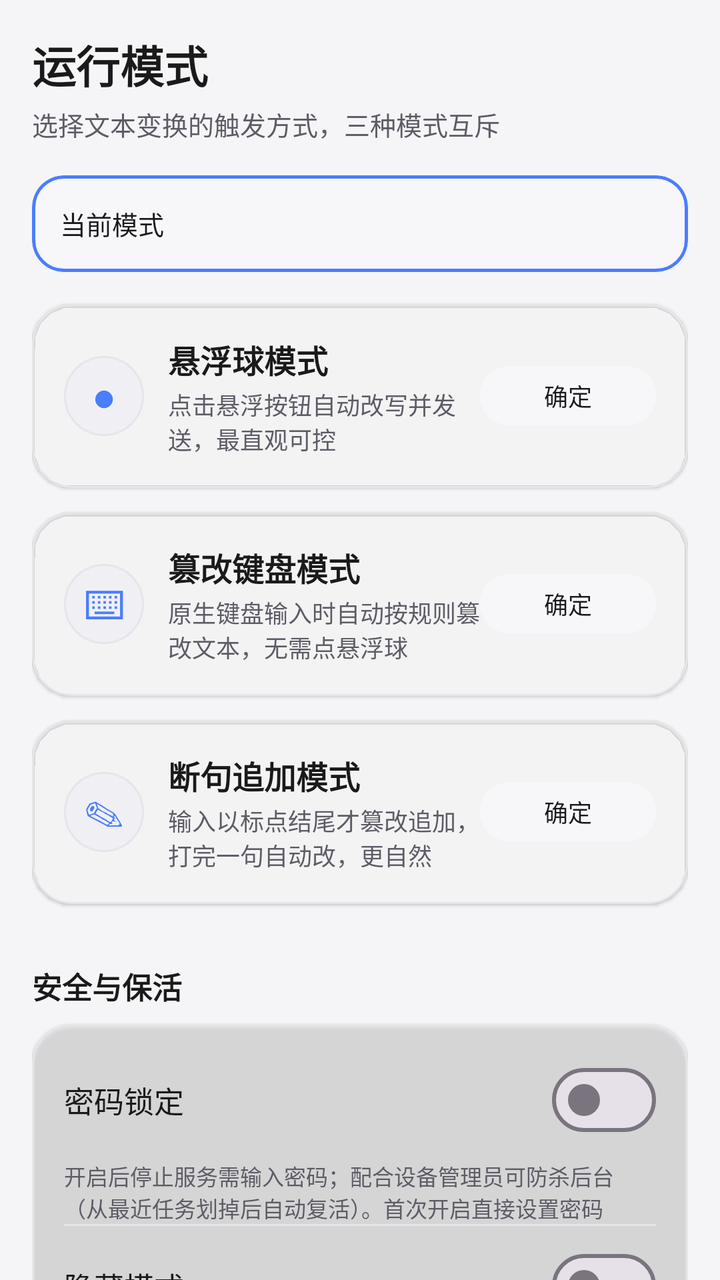
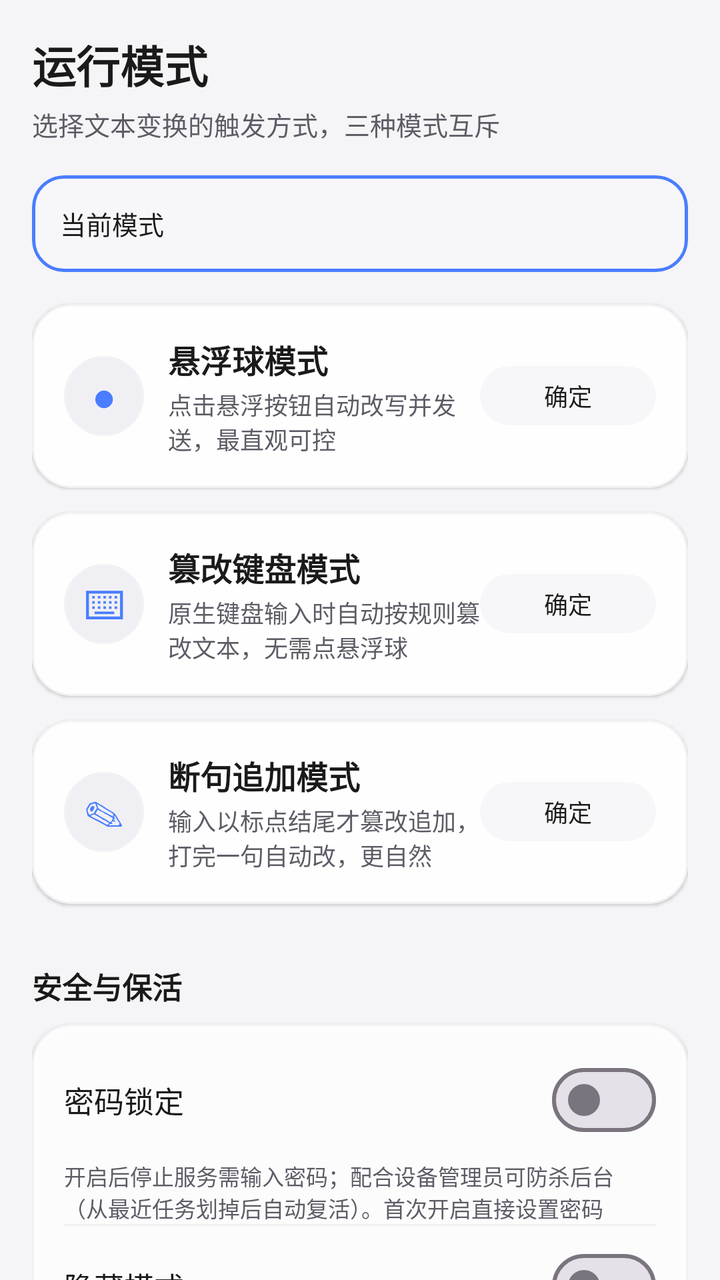

Screens rendered from an Android XML layout before and after an edit, with the pre-edit source and the edit as a unified diff.
<!-- AndroidManifest.xml: application theme Theme.NekoType -->
<!-- res/layout/fragment_mode.xml -->
<?xml version="1.0" encoding="utf-8"?>
<androidx.core.widget.NestedScrollView xmlns:android="http://schemas.android.com/apk/res/android"
    xmlns:app="http://schemas.android.com/apk/res-auto"
    android:layout_width="match_parent"
    android:layout_height="match_parent"
    android:fillViewport="true">

    <LinearLayout
        android:layout_width="match_parent"
        android:layout_height="wrap_content"
        android:orientation="vertical"
        android:padding="16dp">

        
        <TextView
            android:layout_width="wrap_content"
            android:layout_height="wrap_content"
            android:text="@string/mode_title"
            android:textSize="22sp"
            android:textStyle="bold"
            android:textColor="?attr/colorOnSurface"/>
        <TextView
            android:layout_width="match_parent"
            android:layout_height="wrap_content"
            android:text="@string/mode_subtitle"
            android:textSize="13sp"
            android:textColor="?attr/colorOnSurfaceVariant"
            android:layout_marginTop="4dp"
            android:layout_marginBottom="16dp"/>

        
        <com.google.android.material.card.MaterialCardView
            android:layout_width="match_parent"
            android:layout_height="wrap_content"
            app:cardCornerRadius="16dp"
            app:cardElevation="0dp"
            app:strokeColor="?attr/colorPrimary"
            app:strokeWidth="1.5dp"
            app:cardBackgroundColor="?attr/colorPrimaryContainer"
            android:layout_marginBottom="16dp">
            <LinearLayout
                android:layout_width="match_parent"
                android:layout_height="wrap_content"
                android:orientation="horizontal"
                android:gravity="center_vertical"
                android:padding="14dp">
                <TextView
                    android:layout_width="wrap_content"
                    android:layout_height="wrap_content"
                    android:text="@string/mode_current"
                    android:textSize="13sp"
                    android:textColor="?attr/colorOnPrimaryContainer"/>
                <TextView
                    android:id="@+id/tvCurrentMode"
                    android:layout_width="0dp"
                    android:layout_height="wrap_content"
                    android:layout_weight="1"
                    android:layout_marginStart="8dp"
                    android:textSize="15sp"
                    android:textStyle="bold"
                    android:textColor="?attr/colorOnPrimaryContainer"/>
            </LinearLayout>
        </com.google.android.material.card.MaterialCardView>

        
        <com.google.android.material.card.MaterialCardView
            android:id="@+id/cardModeFab"
            android:layout_width="match_parent"
            android:layout_height="wrap_content"
            app:cardCornerRadius="20dp"
            app:cardElevation="1dp"
            app:strokeColor="?attr/colorOutlineVariant"
            app:strokeWidth="1dp"
            app:cardBackgroundColor="?attr/colorSurface"
            android:layout_marginBottom="12dp"
            android:clickable="true"
            android:focusable="true"
            android:foreground="?attr/selectableItemBackground">
            <LinearLayout
                android:layout_width="match_parent"
                android:layout_height="wrap_content"
                android:orientation="vertical"
                android:padding="16dp">
                <LinearLayout
                    android:layout_width="match_parent"
                    android:layout_height="wrap_content"
                    android:orientation="horizontal"
                    android:gravity="center_vertical">
                    <TextView
                        android:layout_width="40dp"
                        android:layout_height="40dp"
                        android:text="●"
                        android:textSize="20sp"
                        android:gravity="center"
                        android:textColor="@color/md_theme_primary"
                        android:background="@drawable/bg_circle"/>
                    <LinearLayout
                        android:layout_width="0dp"
                        android:layout_height="wrap_content"
                        android:layout_weight="1"
                        android:layout_marginStart="12dp"
                        android:orientation="vertical">
                        <TextView
                            android:layout_width="wrap_content"
                            android:layout_height="wrap_content"
                            android:text="@string/mode_fab"
                            android:textSize="16sp"
                            android:textStyle="bold"
                            android:textColor="?attr/colorOnSurface"/>
                        <TextView
                            android:layout_width="match_parent"
                            android:layout_height="wrap_content"
                            android:text="@string/mode_fab_desc"
                            android:textSize="12sp"
                            android:textColor="?attr/colorOnSurfaceVariant"
                            android:layout_marginTop="2dp"/>
                    </LinearLayout>
                    <com.google.android.material.button.MaterialButton
                        android:id="@+id/btnSelectFab"
                        style="@style/Widget.Material3.Button.TonalButton"
                        android:layout_width="wrap_content"
                        android:layout_height="wrap_content"
                        android:minHeight="36dp"
                        android:textSize="12sp"
                        android:text="@string/u71"/>
                </LinearLayout>
            </LinearLayout>
        </com.google.android.material.card.MaterialCardView>

        
        <com.google.android.material.card.MaterialCardView
            android:id="@+id/cardModeForce"
            android:layout_width="match_parent"
            android:layout_height="wrap_content"
            app:cardCornerRadius="20dp"
            app:cardElevation="1dp"
            app:strokeColor="?attr/colorOutlineVariant"
            app:strokeWidth="1dp"
            app:cardBackgroundColor="?attr/colorSurface"
            android:layout_marginBottom="12dp"
            android:clickable="true"
            android:focusable="true"
            android:foreground="?attr/selectableItemBackground">
            <LinearLayout
                android:layout_width="match_parent"
                android:layout_height="wrap_content"
                android:orientation="vertical"
                android:padding="16dp">
                <LinearLayout
                    android:layout_width="match_parent"
                    android:layout_height="wrap_content"
                    android:orientation="horizontal"
                    android:gravity="center_vertical">
                    <TextView
                        android:layout_width="40dp"
                        android:layout_height="40dp"
                        android:text="⌨"
                        android:textSize="20sp"
                        android:gravity="center"
                        android:textColor="@color/md_theme_primary"
                        android:background="@drawable/bg_circle"/>
                    <LinearLayout
                        android:layout_width="0dp"
                        android:layout_height="wrap_content"
                        android:layout_weight="1"
                        android:layout_marginStart="12dp"
                        android:orientation="vertical">
                        <TextView
                            android:layout_width="wrap_content"
                            android:layout_height="wrap_content"
                            android:text="@string/mode_force_keyboard"
                            android:textSize="16sp"
                            android:textStyle="bold"
                            android:textColor="?attr/colorOnSurface"/>
                        <TextView
                            android:layout_width="match_parent"
                            android:layout_height="wrap_content"
                            android:text="@string/mode_force_keyboard_desc"
                            android:textSize="12sp"
                            android:textColor="?attr/colorOnSurfaceVariant"
                            android:layout_marginTop="2dp"/>
                    </LinearLayout>
                    <com.google.android.material.button.MaterialButton
                        android:id="@+id/btnSelectForce"
                        style="@style/Widget.Material3.Button.TonalButton"
                        android:layout_width="wrap_content"
                        android:layout_height="wrap_content"
                        android:minHeight="36dp"
                        android:textSize="12sp"
                        android:text="@string/u71"/>
                </LinearLayout>
            </LinearLayout>
        </com.google.android.material.card.MaterialCardView>

        
        <com.google.android.material.card.MaterialCardView
            android:id="@+id/cardModePunct"
            android:layout_width="match_parent"
            android:layout_height="wrap_content"
            app:cardCornerRadius="20dp"
            app:cardElevation="1dp"
            app:strokeColor="?attr/colorOutlineVariant"
            app:strokeWidth="1dp"
            app:cardBackgroundColor="?attr/colorSurface"
            android:layout_marginBottom="12dp"
            android:clickable="true"
            android:focusable="true"
            android:foreground="?attr/selectableItemBackground">
            <LinearLayout
                android:layout_width="match_parent"
                android:layout_height="wrap_content"
                android:orientation="vertical"
                android:padding="16dp">
                <LinearLayout
                    android:layout_width="match_parent"
                    android:layout_height="wrap_content"
                    android:orientation="horizontal"
                    android:gravity="center_vertical">
                    <TextView
                        android:layout_width="40dp"
                        android:layout_height="40dp"
                        android:text="✎"
                        android:textSize="20sp"
                        android:gravity="center"
                        android:textColor="@color/md_theme_primary"
                        android:background="@drawable/bg_circle"/>
                    <LinearLayout
                        android:layout_width="0dp"
                        android:layout_height="wrap_content"
                        android:layout_weight="1"
                        android:layout_marginStart="12dp"
                        android:orientation="vertical">
                        <TextView
                            android:layout_width="wrap_content"
                            android:layout_height="wrap_content"
                            android:text="@string/mode_punct_append"
                            android:textSize="16sp"
                            android:textStyle="bold"
                            android:textColor="?attr/colorOnSurface"/>
                        <TextView
                            android:layout_width="match_parent"
                            android:layout_height="wrap_content"
                            android:text="@string/mode_punct_append_desc"
                            android:textSize="12sp"
                            android:textColor="?attr/colorOnSurfaceVariant"
                            android:layout_marginTop="2dp"/>
                    </LinearLayout>
                    <com.google.android.material.button.MaterialButton
                        android:id="@+id/btnSelectPunct"
                        style="@style/Widget.Material3.Button.TonalButton"
                        android:layout_width="wrap_content"
                        android:layout_height="wrap_content"
                        android:minHeight="36dp"
                        android:textSize="12sp"
                        android:text="@string/u71"/>
                </LinearLayout>
            </LinearLayout>
        </com.google.android.material.card.MaterialCardView>

        
        <TextView
            android:layout_width="wrap_content"
            android:layout_height="wrap_content"
            android:text="安全与保活"
            android:textSize="15sp"
            android:textStyle="bold"
            android:textColor="?attr/colorOnSurface"
            android:layout_marginTop="18dp"
            android:layout_marginBottom="8dp"/>

        <com.google.android.material.card.MaterialCardView
            android:layout_width="match_parent"
            android:layout_height="wrap_content"
            app:cardCornerRadius="20dp"
            app:cardElevation="1dp"
            app:strokeColor="?attr/colorOutlineVariant"
            app:strokeWidth="1dp"
            app:cardBackgroundColor="?attr/colorSurface">
            <LinearLayout
                android:layout_width="match_parent"
                android:layout_height="wrap_content"
                android:orientation="vertical"
                android:paddingStart="16dp"
                android:paddingEnd="16dp"
                android:paddingTop="8dp"
                android:paddingBottom="8dp">

                <LinearLayout
                    android:layout_width="match_parent"
                    android:layout_height="wrap_content"
                    android:orientation="horizontal"
                    android:gravity="center_vertical"
                    android:paddingTop="6dp"
                    android:paddingBottom="6dp">
                    <TextView
                        android:layout_width="0dp"
                        android:layout_height="wrap_content"
                        android:layout_weight="1"
                        android:text="@string/t61"
                        android:textSize="15sp"
                        android:textColor="?attr/colorOnSurface"/>
                    <com.google.android.material.materialswitch.MaterialSwitch
                        android:id="@+id/swLock"
                        android:layout_width="wrap_content"
                        android:layout_height="wrap_content"/>
                </LinearLayout>
                <TextView
                    android:layout_width="match_parent"
                    android:layout_height="wrap_content"
                    android:text="@string/t62"
                    android:textSize="11sp"
                    android:textColor="?attr/colorOnSurfaceVariant"/>
                <View android:layout_width="match_parent" android:layout_height="1dp" android:background="?attr/colorOutlineVariant"/>

                <LinearLayout
                    android:layout_width="match_parent"
                    android:layout_height="wrap_content"
                    android:orientation="horizontal"
                    android:gravity="center_vertical"
                    android:paddingTop="6dp"
                    android:paddingBottom="6dp">
                    <TextView
                        android:layout_width="0dp"
                        android:layout_height="wrap_content"
                        android:layout_weight="1"
                        android:text="@string/t67"
                        android:textSize="15sp"
                        android:textColor="?attr/colorOnSurface"/>
                    <com.google.android.material.materialswitch.MaterialSwitch
                        android:id="@+id/swHiddenMode"
                        android:layout_width="wrap_content"
                        android:layout_height="wrap_content"/>
                </LinearLayout>
                <TextView
                    android:layout_width="match_parent"
                    android:layout_height="wrap_content"
                    android:text="@string/t68"
                    android:textSize="11sp"
                    android:textColor="?attr/colorOnSurfaceVariant"/>
                <View android:layout_width="match_parent" android:layout_height="1dp" android:background="?attr/colorOutlineVariant"/>

                <LinearLayout
                    android:layout_width="match_parent"
                    android:layout_height="wrap_content"
                    android:orientation="horizontal"
                    android:gravity="center_vertical"
                    android:paddingTop="6dp"
                    android:paddingBottom="6dp">
                    <TextView
                        android:layout_width="0dp"
                        android:layout_height="wrap_content"
                        android:layout_weight="1"
                        android:text="@string/t63"
                        android:textSize="15sp"
                        android:textColor="?attr/colorOnSurface"/>
                    <com.google.android.material.materialswitch.MaterialSwitch
                        android:id="@+id/swHeartbeat"
                        android:layout_width="wrap_content"
                        android:layout_height="wrap_content"/>
                </LinearLayout>
                <TextView
                    android:layout_width="match_parent"
                    android:layout_height="wrap_content"
                    android:text="@string/t64"
                    android:textSize="11sp"
                    android:textColor="?attr/colorOnSurfaceVariant"/>
                <View android:layout_width="match_parent" android:layout_height="1dp" android:background="?attr/colorOutlineVariant"/>

                <LinearLayout
                    android:layout_width="match_parent"
                    android:layout_height="wrap_content"
                    android:orientation="horizontal"
                    android:gravity="center_vertical"
                    android:paddingTop="6dp"
                    android:paddingBottom="6dp">
                    <TextView
                        android:layout_width="0dp"
                        android:layout_height="wrap_content"
                        android:layout_weight="1"
                        android:text="@string/t65"
                        android:textSize="15sp"
                        android:textColor="?attr/colorOnSurface"/>
                    <com.google.android.material.materialswitch.MaterialSwitch
                        android:id="@+id/swCrashRestart"
                        android:layout_width="wrap_content"
                        android:layout_height="wrap_content"/>
                </LinearLayout>
                <TextView
                    android:layout_width="match_parent"
                    android:layout_height="wrap_content"
                    android:text="@string/t66"
                    android:textSize="11sp"
                    android:textColor="?attr/colorOnSurfaceVariant"
                    android:paddingBottom="4dp"/>
            </LinearLayout>
        </com.google.android.material.card.MaterialCardView>

        <TextView
            android:layout_width="match_parent"
            android:layout_height="wrap_content"
            android:textSize="12sp"
            android:textColor="?attr/colorOnSurfaceVariant"
            android:layout_marginTop="14dp"
            android:layout_marginBottom="28dp"
            android:text="@string/t73"/>
    </LinearLayout>
</androidx.core.widget.NestedScrollView>
<!-- resources referenced by this layout -->
<resources>
  <color name="md_theme_primary">@color/accent_blue</color>
  <!-- drawable bg_circle (drawable) -->
  <?xml version="1.0" encoding="utf-8"?>
  <shape xmlns:android="http://schemas.android.com/apk/res/android"
      android:shape="oval">
      <solid android:color="@color/bg_2"/>
      <stroke android:width="1dp" android:color="@color/divider"/>
  </shape>
  <string name="mode_current">当前模式</string>
  <string name="mode_fab">悬浮球模式</string>
  <string name="mode_fab_desc">点击悬浮按钮自动改写并发送，最直观可控</string>
  <string name="mode_force_keyboard">篡改键盘模式</string>
  <string name="mode_force_keyboard_desc">原生键盘输入时自动按规则篡改文本，无需点悬浮球</string>
  <string name="mode_punct_append">断句追加模式</string>
  <string name="mode_punct_append_desc">输入以标点结尾才篡改追加，打完一句自动改，更自然</string>
  <string name="mode_subtitle">选择文本变换的触发方式，三种模式互斥</string>
  <string name="mode_title">运行模式</string>
  <string name="t61">密码锁定</string>
  <string name="t62">开启后停止服务需输入密码；配合设备管理员可防杀后台（从最近任务划掉后自动复活）。首次开启直接设置密码</string>
  <string name="t63">心跳保活</string>
  <string name="t64">每 60 秒闹钟唤醒拉活服务，被系统杀了也能复活（耗电略增，建议配合隐藏模式使用）</string>
  <string name="t65">崩溃自启</string>
  <string name="t66">进程崩溃时自动拉起悬浮服务，防止一次闪退导致服务失联（默认开启）</string>
  <string name="t67">隐藏模式</string>
  <string name="t68">隐藏桌面图标，后台无法显示，别人杀不掉（应用名不加密）；仅通知栏「停止服务」+ 密码可恢复。需先开启密码锁定</string>
  <string name="t73">小贴士：可在系统快捷设置面板添加「NekoType」磁贴，下拉即可一键开关服务；更多选项见右上角设置。</string>
  <string name="u71">确定</string>
  <style name="Theme.NekoType" parent="Theme.Material3.DayNight">
          <item name="colorPrimary">@color/accent_blue</item>
          <item name="colorOnPrimary">@color/md_theme_onPrimary</item>
          <item name="colorPrimaryContainer">@color/glass_strong</item>
          <item name="colorOnPrimaryContainer">@color/fg_0</item>
          <item name="colorSecondary">@color/accent_purple</item>
          <item name="colorOnSecondary">@color/md_theme_onPrimary</item>
          <item name="colorSecondaryContainer">@color/glass_strong</item>
          <item name="colorOnSecondaryContainer">@color/fg_0</item>
          <item name="colorSurface">#55FFFFFF</item>
          <item name="colorOnSurface">@color/fg_0</item>
          <item name="colorOnSurfaceVariant">@color/fg_1</item>
          <item name="colorOutlineVariant">@color/border_glass</item>
          
          <item name="android:windowBackground">@color/bg_0</item>
          <item name="android:statusBarColor">@color/bg_0</item>
          <item name="android:navigationBarColor">@color/bg_0</item>
          <item name="android:windowLightStatusBar">@bool/light_status_bar</item>
          <item name="android:windowAnimationStyle">@style/NekoWindowAnim</item>
      </style>
  <color name="accent_blue">#4A7DFF</color>
  <color name="bg_2">#F0F0F4</color>
  <color name="divider">@color/border_glass</color>
  <color name="md_theme_onPrimary">#FFFFFF</color>
  <color name="glass_strong">#F7F7FA</color>
  <color name="fg_0">#1A1A1A</color>
  <color name="accent_purple">#9B6CFF</color>
  <color name="fg_1">#5C5C66</color>
  <color name="border_glass">#E5E5EA</color>
  <color name="bg_0">#F5F5F7</color>
  <style name="NekoWindowAnim" parent="@android:style/Animation.Activity">
          <item name="android:activityCloseExitAnimation">@null</item>
      </style>
</resources>

<!-- the commit's change to res/layout/fragment_mode.xml (unified diff, before → after) -->
@@ -261,7 +261,7 @@
         <TextView
             android:layout_width="wrap_content"
             android:layout_height="wrap_content"
-            android:text="安全与保活"
+            android:text="@string/i15"
             android:textSize="15sp"
             android:textStyle="bold"
             android:textColor="?attr/colorOnSurface"
<!-- resource entries referenced after the edit -->
@@ -8,6 +8,7 @@
       <solid android:color="@color/bg_2"/>
       <stroke android:width="1dp" android:color="@color/divider"/>
   </shape>
+  <string name="i15">安全与保活</string>
   <string name="mode_current">当前模式</string>
   <string name="mode_fab">悬浮球模式</string>
   <string name="mode_fab_desc">点击悬浮按钮自动改写并发送，最直观可控</string>
@@ -36,7 +37,8 @@
           <item name="colorOnSecondary">@color/md_theme_onPrimary</item>
           <item name="colorSecondaryContainer">@color/glass_strong</item>
           <item name="colorOnSecondaryContainer">@color/fg_0</item>
-          <item name="colorSurface">#55FFFFFF</item>
+          
+          <item name="colorSurface">#F5FFFFFF</item>
           <item name="colorOnSurface">@color/fg_0</item>
           <item name="colorOnSurfaceVariant">@color/fg_1</item>
           <item name="colorOutlineVariant">@color/border_glass</item>
@@ -55,9 +57,12 @@
   <color name="fg_0">#1A1A1A</color>
   <color name="accent_purple">#9B6CFF</color>
   <color name="fg_1">#5C5C66</color>
-  <color name="border_glass">#E5E5EA</color>
+  <color name="border_glass">#F2F2F5</color>
   <color name="bg_0">#F5F5F7</color>
   <style name="NekoWindowAnim" parent="@android:style/Animation.Activity">
+          <item name="android:activityOpenEnterAnimation">@anim/cyber_activity_enter</item>
+          <item name="android:activityOpenExitAnimation">@anim/cyber_activity_exit</item>
+          <item name="android:activityCloseEnterAnimation">@anim/cyber_activity_enter</item>
           <item name="android:activityCloseExitAnimation">@null</item>
       </style>
 </resources>
